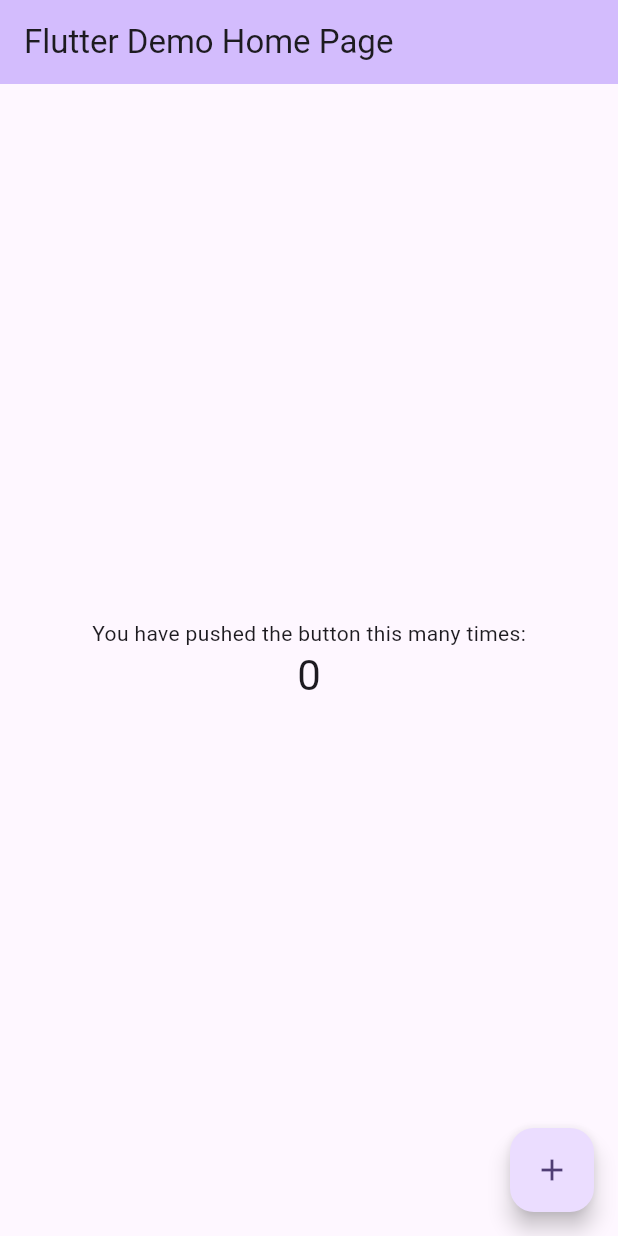
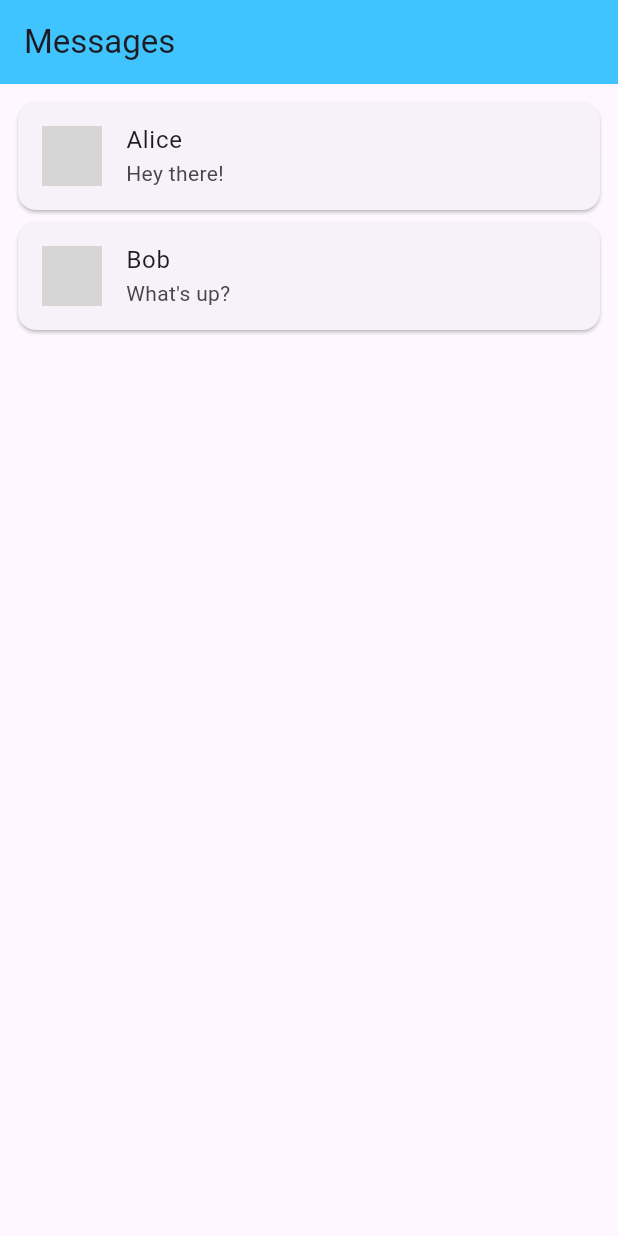
Before and after one commit to grace247r/GRACE_LabMobileApps_DBT24, a Flutter app: the screen it shows after launch, on a phone screen of 412 x 824 dp. Run offline on Flutter 3.47's test engine with Material 3 defaults, Android fonts, the phone set to English and light mode, and no system bars; network calls fail; grey boxes are pictures that could not be loaded.

Commit message:
contactCard

```diff
--- /dev/null
+++ b/Lab4_ReusableComponents/latihan_friends_list/lib/data/userData.dart
@@ -0,0 +1,26 @@
+import 'package:flutter/material.dart';
+import '../models/userModel.dart';
+import '../models/chatMessage.dart';
+
+List<Post> userData = [
+  Post(
+    id: 1,
+    name: 'Alice',
+    message: 'Hey there!',
+    avatarUrl: 'https://i.pravatar.cc/150?u=1',
+    chatHistory: [
+      ChatMessage(text: "Halo Alice!", isMe: true, time: "10:00"),
+      ChatMessage(text: "Hey there!", isMe: false, time: "10:01"),
+    ],
+  ),
+  Post(
+    id: 2,
+    name: 'Bob',
+    message: 'What\'s up?',
+    avatarUrl: 'https://i.pravatar.cc/150?u=2',
+    chatHistory: [
+      ChatMessage(text: "Lagi dimana?", isMe: true, time: "09:00"),
+      ChatMessage(text: "What's up?", isMe: false, time: "09:05"),
+    ],
+  ),
+];
--- a/Lab4_ReusableComponents/latihan_friends_list/lib/main.dart
+++ b/Lab4_ReusableComponents/latihan_friends_list/lib/main.dart
@@ -1,4 +1,6 @@
 import 'package:flutter/material.dart';
+import 'screens/contactList.dart';
+import 'screens/chatPage.dart';
 
 void main() {
   runApp(const MyApp());
@@ -7,116 +9,12 @@ void main() {
 class MyApp extends StatelessWidget {
   const MyApp({super.key});
 
-  // This widget is the root of your application.
+
   @override
   Widget build(BuildContext context) {
     return MaterialApp(
       title: 'Flutter Demo',
-      theme: ThemeData(
-        // This is the theme of your application.
-        //
-        // TRY THIS: Try running your application with "flutter run". You'll see
-        // the application has a purple toolbar. Then, without quitting the app,
-        // try changing the seedColor in the colorScheme below to Colors.green
-        // and then invoke "hot reload" (save your changes or press the "hot
-        // reload" button in a Flutter-supported IDE, or press "r" if you used
-        // the command line to start the app).
-        //
-        // Notice that the counter didn't reset back to zero; the application
-        // state is not lost during the reload. To reset the state, use hot
-        // restart instead.
-        //
-        // This works for code too, not just values: Most code changes can be
-        // tested with just a hot reload.
-        colorScheme: .fromSeed(seedColor: Colors.deepPurple),
-      ),
-      home: const MyHomePage(title: 'Flutter Demo Home Page'),
+      home: const ContactListScreen(),
     );
   }
 }
-
-class MyHomePage extends StatefulWidget {
-  const MyHomePage({super.key, required this.title});
-
-  // This widget is the home page of your application. It is stateful, meaning
-  // that it has a State object (defined below) that contains fields that affect
-  // how it looks.
-
-  // This class is the configuration for the state. It holds the values (in this
-  // case the title) provided by the parent (in this case the App widget) and
-  // used by the build method of the State. Fields in a Widget subclass are
-  // always marked "final".
-
-  final String title;
-
-  @override
-  State<MyHomePage> createState() => _MyHomePageState();
-}
-
-class _MyHomePageState extends State<MyHomePage> {
-  int _counter = 0;
-
-  void _incrementCounter() {
-    setState(() {
-      // This call to setState tells the Flutter framework that something has
-      // changed in this State, which causes it to rerun the build method below
-      // so that the display can reflect the updated values. If we changed
-      // _counter without calling setState(), then the build method would not be
-      // called again, and so nothing would appear to happen.
-      _counter++;
-    });
-  }
-
-  @override
-  Widget build(BuildContext context) {
-    // This method is rerun every time setState is called, for instance as done
-    // by the _incrementCounter method above.
-    //
-    // The Flutter framework has been optimized to make rerunning build methods
-    // fast, so that you can just rebuild anything that needs updating rather
-    // than having to individually change instances of widgets.
-    return Scaffold(
-      appBar: AppBar(
-        // TRY THIS: Try changing the color here to a specific color (to
-        // Colors.amber, perhaps?) and trigger a hot reload to see the AppBar
-        // change color while the other colors stay the same.
-        backgroundColor: Theme.of(context).colorScheme.inversePrimary,
-        // Here we take the value from the MyHomePage object that was created by
-        // the App.build method, and use it to set our appbar title.
-        title: Text(widget.title),
-      ),
-      body: Center(
-        // Center is a layout widget. It takes a single child and positions it
-        // in the middle of the parent.
-        child: Column(
-          // Column is also a layout widget. It takes a list of children and
-          // arranges them vertically. By default, it sizes itself to fit its
-          // children horizontally, and tries to be as tall as its parent.
-          //
-          // Column has various properties to control how it sizes itself and
-          // how it positions its children. Here we use mainAxisAlignment to
-          // center the children vertically; the main axis here is the vertical
-          // axis because Columns are vertical (the cross axis would be
-          // horizontal).
-          //
-          // TRY THIS: Invoke "debug painting" (choose the "Toggle Debug Paint"
-          // action in the IDE, or press "p" in the console), to see the
-          // wireframe for each widget.
-          mainAxisAlignment: .center,
-          children: [
-            const Text('You have pushed the button this many times:'),
-            Text(
-              '$_counter',
-              style: Theme.of(context).textTheme.headlineMedium,
-            ),
-          ],
-        ),
-      ),
-      floatingActionButton: FloatingActionButton(
-        onPressed: _incrementCounter,
-        tooltip: 'Increment',
-        child: const Icon(Icons.add),
-      ),
-    );
-  }
-}
--- /dev/null
+++ b/Lab4_ReusableComponents/latihan_friends_list/lib/models/chatMessage.dart
@@ -0,0 +1,7 @@
+class ChatMessage {
+  final String text;
+  final bool isMe;
+  final String time;
+
+  ChatMessage({required this.text, required this.isMe, required this.time});
+}
--- /dev/null
+++ b/Lab4_ReusableComponents/latihan_friends_list/lib/models/userModel.dart
@@ -0,0 +1,15 @@
+import 'chatMessage.dart';
+class Post {
+  final int id;
+  final String name;
+  final String message;
+  final String avatarUrl;
+  final List<ChatMessage> chatHistory;
+  Post({
+    required this.id,
+    required this.name,
+    required this.message,
+    required this.avatarUrl,
+    required this.chatHistory,
+  });
+}
--- /dev/null
+++ b/Lab4_ReusableComponents/latihan_friends_list/lib/screens/contactList.dart
@@ -0,0 +1,27 @@
+import 'package:flutter/material.dart';
+import '../models/userModel.dart';
+import '../widgets/chatCard.dart';
+import '../data/userData.dart';
+
+class ContactListScreen extends StatelessWidget {
+  final Post? post;
+  const ContactListScreen({super.key, this.post});
+
+  @override
+  Widget build(BuildContext context) {
+    return Scaffold(
+      appBar: AppBar(
+        title:
+        const Text('Messages'),
+        backgroundColor: Colors.lightBlueAccent,
+      ),
+      body: ListView.builder(
+        itemCount: userData.length,
+        padding: const EdgeInsets.all(8.0),
+        itemBuilder: (context, index) {
+          return ChatCard(post: userData[index]);
+        },
+      ),
+    );
+  }
+}
--- /dev/null
+++ b/Lab4_ReusableComponents/latihan_friends_list/lib/widgets/chatCard.dart
@@ -0,0 +1,32 @@
+import 'package:flutter/material.dart';
+import 'package:latihan_friends_list/screens/contactList.dart';
+import '../models/userModel.dart';
+import '../screens/chatPage.dart';
+
+
+class ChatCard extends StatelessWidget {
+  final Post post;
+
+  const ChatCard({super.key, required this.post});
+
+  @override
+
+Widget build(BuildContext context) {
+  return Card(
+    child: ListTile(
+      onTap: () {
+
+        Navigator.push(
+          context,
+          MaterialPageRoute(
+            builder: (context) => ChatDetailScreen(post: post),
+          ),
+        );
+      },
+      leading: CircleAvatar(backgroundImage: NetworkImage(post.avatarUrl)),
+      title: Text(post.name),
+      subtitle: Text(post.message),
+    ),
+  );
+}
+}
```
Also changed, not shown: Lab4_ReusableComponents/latihan_friends_list/lib/screens/chatPage.dart (added, +100 -0 lines).
